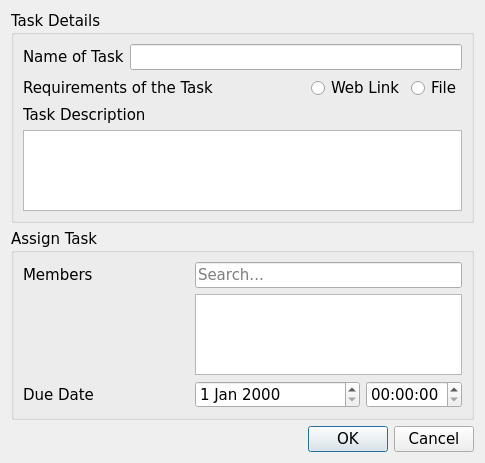
Old version of the form CLOCKWORK_SEMESTER/assign_task.ui in the repository AmielJohnPadasay/ClockWork.
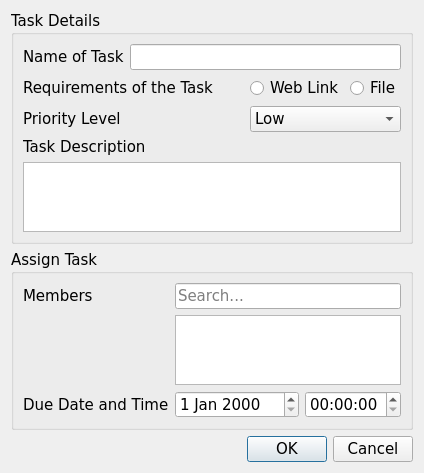
New version of the form.

Commit message: Completed Assign Task Function For Manager

Diff of the .ui file:
```diff
--- a/CLOCKWORK_SEMESTER/assign_task.ui
+++ b/CLOCKWORK_SEMESTER/assign_task.ui
@@ -6,8 +6,8 @@
    <rect>
     <x>0</x>
     <y>0</y>
-    <width>485</width>
-    <height>463</height>
+    <width>413</width>
+    <height>446</height>
    </rect>
   </property>
   <property name="font">
@@ -26,6 +26,26 @@
       <string>Task Details</string>
      </property>
      <layout class="QGridLayout" name="gridLayout">
+      <item row="1" column="4">
+       <widget class="QRadioButton" name="file_radio">
+        <property name="text">
+         <string>File</string>
+        </property>
+       </widget>
+      </item>
+      <item row="3" column="0" colspan="2">
+       <widget class="QLabel" name="task_description">
+        <property name="text">
+         <string>Task Description</string>
+        </property>
+       </widget>
+      </item>
+      <item row="0" column="1" colspan="4">
+       <widget class="QLineEdit" name="taskname_edit"/>
+      </item>
+      <item row="4" column="0" colspan="5">
+       <widget class="QTextEdit" name="taskreq_edit"/>
+      </item>
       <item row="0" column="0">
        <widget class="QLabel" name="name_task_label">
         <property name="text">
@@ -33,16 +53,6 @@
         </property>
        </widget>
       </item>
-      <item row="0" column="1" colspan="4">
-       <widget class="QLineEdit" name="taskname_edit"/>
-      </item>
-      <item row="1" column="0" colspan="2">
-       <widget class="QLabel" name="req_task_label">
-        <property name="text">
-         <string>Requirements of the Task</string>
-        </property>
-       </widget>
-      </item>
       <item row="1" column="2">
        <spacer name="horizontalSpacer_2">
         <property name="orientation">
@@ -63,23 +73,39 @@
         </property>
        </widget>
       </item>
-      <item row="1" column="4">
-       <widget class="QRadioButton" name="file_radio">
+      <item row="1" column="0" colspan="2">
+       <widget class="QLabel" name="req_task_label">
         <property name="text">
-         <string>File</string>
+         <string>Requirements of the Task</string>
         </property>
        </widget>
       </item>
+      <item row="2" column="3" colspan="2">
+       <widget class="QComboBox" name="prioritylevel_combobox">
+        <item>
+         <property name="text">
+          <string>Low</string>
+         </property>
+        </item>
+        <item>
+         <property name="text">
+          <string>Medium</string>
+         </property>
+        </item>
+        <item>
+         <property name="text">
+          <string>High</string>
+         </property>
+        </item>
+       </widget>
+      </item>
       <item row="2" column="0" colspan="2">
-       <widget class="QLabel" name="task_description">
+       <widget class="QLabel" name="prioritylevel_label">
         <property name="text">
-         <string>Task Description</string>
+         <string>Priority Level</string>
         </property>
        </widget>
       </item>
-      <item row="3" column="0" colspan="5">
-       <widget class="QTextEdit" name="taskreq_edit"/>
-      </item>
      </layout>
     </widget>
    </item>
@@ -100,7 +126,11 @@
        </widget>
       </item>
       <item row="1" column="2" colspan="3">
-       <widget class="QListWidget" name="assign_member_group_list"/>
+       <widget class="QTableWidget" name="assign_member_group_list">
+        <attribute name="horizontalHeaderStretchLastSection">
+         <bool>true</bool>
+        </attribute>
+       </widget>
       </item>
       <item row="2" column="4">
        <widget class="QTimeEdit" name="duetimeEdit"/>
@@ -108,7 +138,7 @@
       <item row="2" column="0" colspan="2">
        <widget class="QLabel" name="duedate_label">
         <property name="text">
-         <string>Due Date</string>
+         <string>Due Date and Time</string>
         </property>
        </widget>
       </item>
```
The commit also changes 2 other files.
